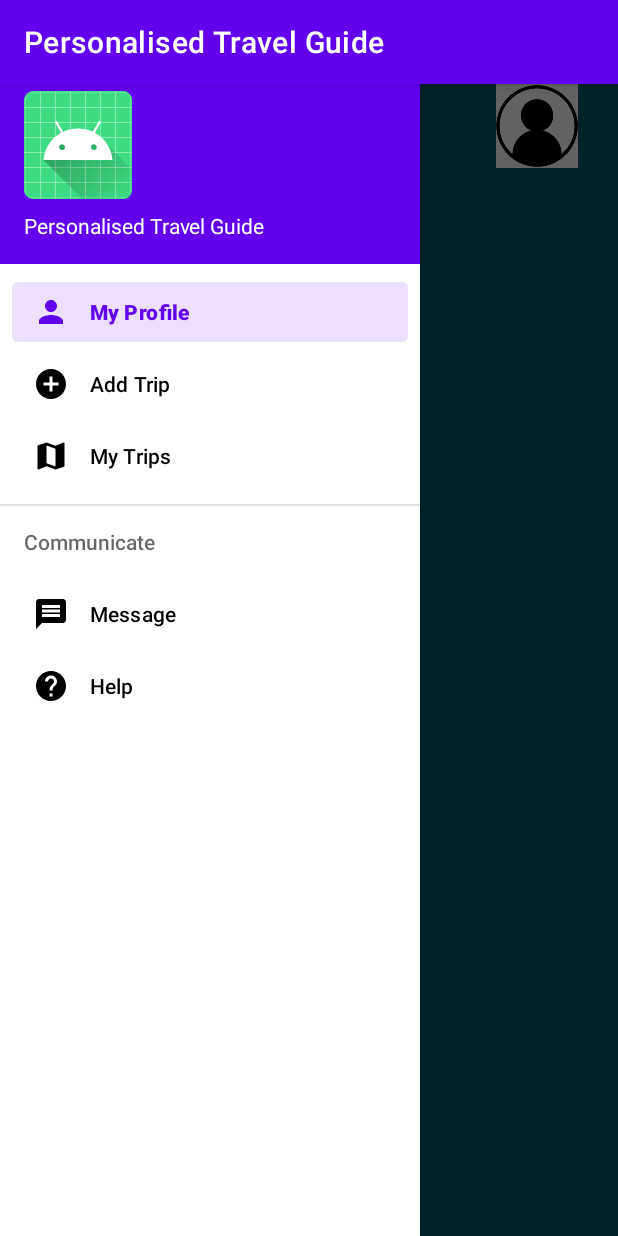
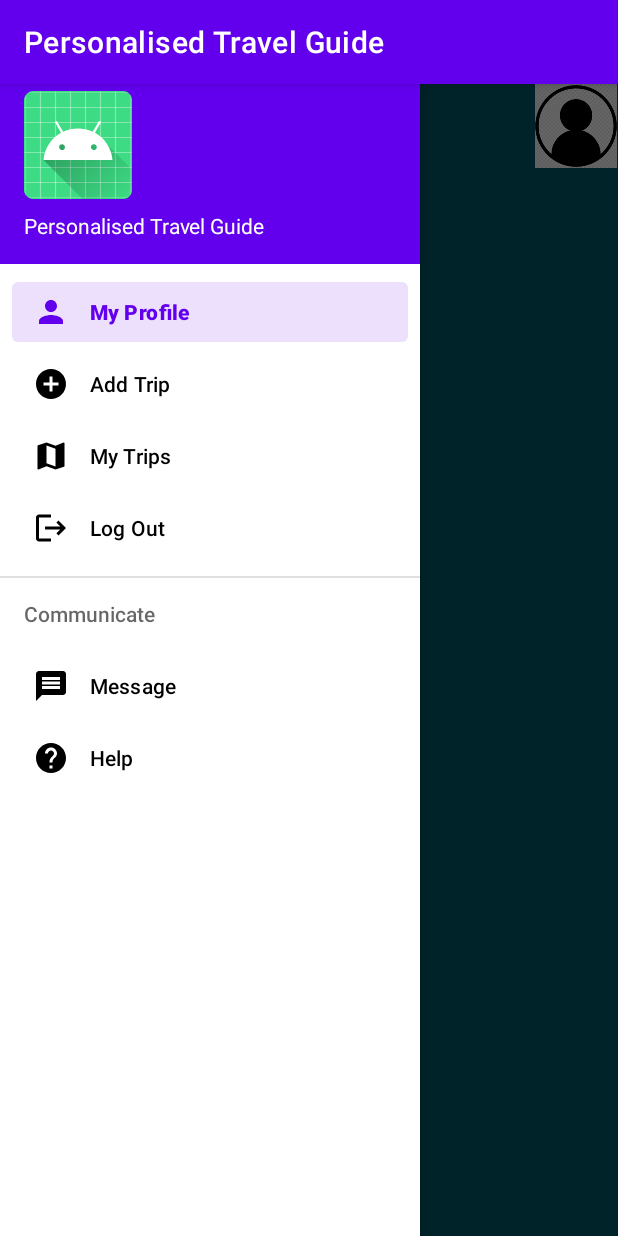
Before and after one commit to charap199/Thesis, an Android app: the MainMenu screen opened directly, with no data from a screen before it, with the side drawer open, on a phone screen of 412 x 824 dp. Run offline under Robolectric (Android 15) with nearby library versions, the phone set to English and light mode, and no system bars; our stand-ins replace Firebase (no records; nobody signed in at launch, a user with empty details on screens opened directly); 2 statements that could not run were skipped.

Commit message:
PersonalisedTravelGuide(DB connection trial)

```diff
--- a/app/build.gradle
+++ b/app/build.gradle
@@ -36,6 +36,7 @@ dependencies {
     implementation 'androidx.constraintlayout:constraintlayout:2.0.4'
     implementation 'com.google.firebase:firebase-auth:19.2.0'
     implementation 'com.google.firebase:firebase-database:20.0.0'
+    implementation files('libs\\mysql-connector-java-5.1.29.jar')
     testImplementation 'junit:junit:4.13.2'
     androidTestImplementation 'androidx.test.ext:junit:1.1.3'
     androidTestImplementation 'androidx.test.espresso:espresso-core:3.4.0'
--- a/app/src/main/AndroidManifest.xml
+++ b/app/src/main/AndroidManifest.xml
@@ -1,6 +1,9 @@
 <?xml version="1.0" encoding="utf-8"?>
 <manifest xmlns:android="http://schemas.android.com/apk/res/android"
     package="com.charikleia.petrou.personalisedtravelguide">
+<uses-permission android:name="android.permission.INTERNET"></uses-permission>
+    <uses-permission android:name="android.permission.ACCESS_NETWORK_STATE"></uses-permission>
+
 
     <application
         android:allowBackup="true"
--- a/app/src/main/java/com/charikleia/petrou/personalisedtravelguide/MainMenu.java
+++ b/app/src/main/java/com/charikleia/petrou/personalisedtravelguide/MainMenu.java
@@ -7,16 +7,32 @@ import androidx.appcompat.widget.Toolbar;
 import androidx.core.view.GravityCompat;
 import androidx.drawerlayout.widget.DrawerLayout;
 
+import android.content.Intent;
 import android.os.Bundle;
 import android.view.MenuItem;
+import android.widget.TextView;
+import android.widget.Toast;
 
 import com.google.android.material.navigation.NavigationView;
 import com.google.firebase.auth.FirebaseAuth;
+
+import android.database.sqlite.SQLiteDatabase;
+import java.sql.Connection;
+import java.sql.ResultSet;
+import java.sql.Statement;
+import java.util.ArrayList;
+import java.util.List;
+import java.util.Objects;
+
 
 public class MainMenu extends AppCompatActivity implements NavigationView.OnNavigationItemSelectedListener {
 
     private FirebaseAuth mAuth;
     private DrawerLayout drawer;
+    private TextView textView6;
+    //bd variables
+    Connection connect;
+    List<String> ConnectionResult=new ArrayList<String>();
 
     @Override
     protected void onCreate(Bundle savedInstanceState) {
@@ -24,7 +40,11 @@ public class MainMenu extends AppCompatActivity implements NavigationView.OnNavi
         setContentView(R.layout.activity_main_menu);
         System.out.println(getIntent().getStringExtra("uid"));
         mAuth = FirebaseAuth.getInstance();
-        System.out.println(mAuth.getCurrentUser().getDisplayName());
+        //System.out.println("curr user is:" + Objects.requireNonNull(mAuth.getCurrentUser()).getDisplayName());
+        textView6= findViewById(R.id.textView6);
+        textView6.setText(getIntent().getStringExtra("uid"));
+        //get instance of realtime db Firebase
+//        DatabeaseReference grPois = FirebaseAuth.getInstance().getReference;
 
         Toolbar toolbar = findViewById(R.id.toolbar);
 //        setSupportActionBar(toolbar);
@@ -42,6 +62,31 @@ public class MainMenu extends AppCompatActivity implements NavigationView.OnNavi
             getSupportFragmentManager().beginTransaction().replace(R.id.fragment_container,new ProfileFragment()).commit();
             //select our fist item
             navigationView.setCheckedItem(R.id.nav_profile);
+        }
+
+//        server connection
+        try {
+            System.out.println("c11");
+            ConnectionHelper connectionHelper = new ConnectionHelper();
+            connect = connectionHelper.connectionclass();
+            if (connect != null){
+                System.out.println("c12");
+                String query = "Select * from pois.greecepois";
+                Statement st = connect.createStatement();
+                ResultSet rs = st.executeQuery(query);
+
+                while (rs.next()){
+                    ConnectionResult.add(rs.toString());
+                    System.out.println(rs.getString(1));
+                }
+            }else{
+                System.out.println("c13");
+                ConnectionResult.add("Check Connection!");
+            }
+
+        }catch (Exception e){
+            System.out.println("c13");
+            System.out.println("Exeption:" + e);
         }
 
 
@@ -72,6 +117,19 @@ public class MainMenu extends AppCompatActivity implements NavigationView.OnNavi
             case R.id.nav_map:
                 getSupportFragmentManager().beginTransaction().replace(R.id.fragment_container,new MyTripsFragment()).commit();
                 break;
+            case R.id.nav_logout:
+                System.out.println("logout");
+                if (mAuth != null){
+                    //do if user logged in
+                    FirebaseAuth.getInstance().signOut();
+                    Intent intent = new Intent(MainMenu.this, MainActivity.class);
+                    intent.putExtra("","");
+                    startActivity(intent);
+                }else {
+                    //do if no user logged in
+                    Toast.makeText(this, "No user logged in!", Toast.LENGTH_SHORT).show();
+                }
+                //getSupportFragmentManager().beginTransaction().replace(R.id.fragment_container,new NewTripFragment()).commit();
 //            case R.id.nav_map:
 //                getSupportFragmentManager().beginTransaction().replace(R.id.fragment_container,new MyTripsFragment()).commit();
 //                break;
--- a/app/src/main/res/layout/activity_main_menu.xml
+++ b/app/src/main/res/layout/activity_main_menu.xml
@@ -48,9 +48,8 @@
             android:elevation="4dp"/>
 
 
-
         <Space
-            android:layout_width="137dp"
+            android:layout_width="242dp"
             android:layout_height="47dp"
             android:layout_weight="1"
             android:fitsSystemWindows="true" />
@@ -64,6 +63,11 @@
             app:srcCompat="@drawable/avatar_icon" />
       </LinearLayout>
 
+      <TextView
+          android:id="@+id/textView6"
+          android:layout_width="match_parent"
+          android:layout_height="wrap_content" />
+
 
     </LinearLayout>
 
--- a/app/src/main/res/menu/drawer_menu.xml
+++ b/app/src/main/res/menu/drawer_menu.xml
@@ -17,6 +17,10 @@
             android:id="@+id/nav_map"
             android:icon="@drawable/ic_map"
             android:title="My Trips" />
+        <item
+            android:id="@+id/nav_logout"
+            android:icon="@drawable/ic_logout"
+            android:title="Log Out" />
     </group>
     <item android:title="Communicate">
         <menu>
--- a/build.gradle
+++ b/build.gradle
@@ -1,6 +1,6 @@
 buildscript {
     dependencies {
-        classpath 'com.google.gms:google-services:4.3.3'
+        classpath 'com.google.gms:google-services:4.3.13'
     }
 }// Top-level build file where you can add configuration options common to all sub-projects/modules.
 plugins {
```
Also changed, not shown: app/src/main/java/com/charikleia/petrou/personalisedtravelguide/MainActivity.java (+11 -0 lines).
